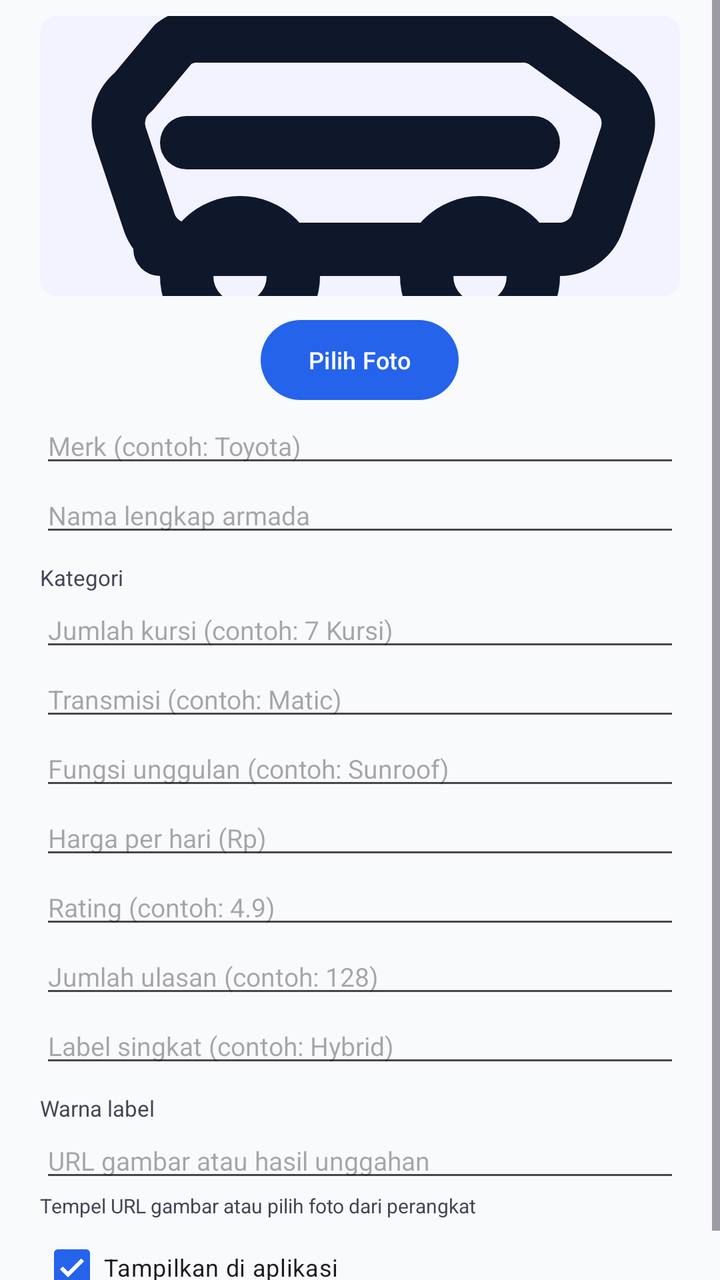
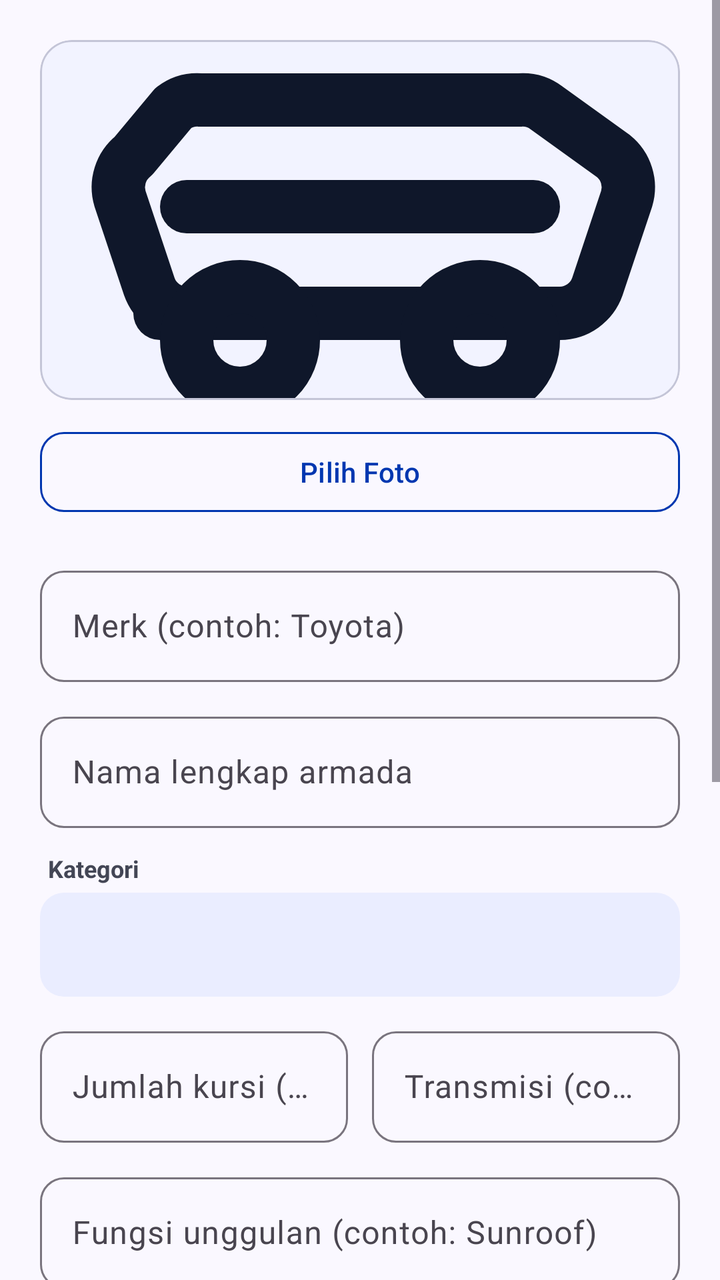

Two renders of the same Android screen: before a commit and after it. Below are the layout's source before the change and the commit's diff.
<!-- AndroidManifest.xml: application theme Theme.Otwin -->
<!-- res/layout/dialog_vehicle.xml -->
<?xml version="1.0" encoding="utf-8"?>
<ScrollView xmlns:android="http://schemas.android.com/apk/res/android"
    android:layout_width="match_parent"
    android:layout_height="wrap_content"
    android:fillViewport="true">

    <LinearLayout
        android:layout_width="match_parent"
        android:layout_height="wrap_content"
        android:orientation="vertical"
        android:paddingStart="20dp"
        android:paddingTop="8dp"
        android:paddingEnd="20dp"
        android:paddingBottom="8dp">

        <ImageView
            android:id="@+id/imgVehiclePreview"
            android:layout_width="match_parent"
            android:layout_height="140dp"
            android:background="@drawable/bg_home_image_placeholder"
            android:contentDescription="@string/admin_field_image_url"
            android:scaleType="centerCrop"
            android:src="@drawable/ic_car" />

        <Button
            android:id="@+id/btnPickImage"
            android:layout_width="wrap_content"
            android:layout_height="wrap_content"
            android:layout_gravity="center_horizontal"
            android:layout_marginTop="8dp"
            android:text="@string/admin_image_pick"
            android:textSize="12sp" />

        <EditText
            android:id="@+id/txtVehicleBrand"
            android:layout_width="match_parent"
            android:layout_height="wrap_content"
            android:hint="@string/admin_field_brand"
            android:inputType="text"
            android:textSize="13sp" />

        <EditText
            android:id="@+id/txtVehicleName"
            android:layout_width="match_parent"
            android:layout_height="wrap_content"
            android:hint="@string/admin_field_name"
            android:inputType="text"
            android:textSize="13sp" />

        <TextView
            android:layout_width="match_parent"
            android:layout_height="wrap_content"
            android:layout_marginTop="8dp"
            android:text="@string/admin_field_category"
            android:textColor="@color/home_on_surface_variant"
            android:textSize="11sp" />

        <Spinner
            android:id="@+id/spinnerCategory"
            android:layout_width="match_parent"
            android:layout_height="wrap_content"
            android:background="@drawable/bg_home_container" />

        <EditText
            android:id="@+id/txtVehicleSeats"
            android:layout_width="match_parent"
            android:layout_height="wrap_content"
            android:hint="@string/admin_field_seats"
            android:inputType="text"
            android:textSize="13sp" />

        <EditText
            android:id="@+id/txtVehicleTransmission"
            android:layout_width="match_parent"
            android:layout_height="wrap_content"
            android:hint="@string/admin_field_transmission"
            android:inputType="text"
            android:textSize="13sp" />

        <EditText
            android:id="@+id/txtVehicleFeature"
            android:layout_width="match_parent"
            android:layout_height="wrap_content"
            android:hint="@string/admin_field_feature"
            android:inputType="text"
            android:textSize="13sp" />

        <EditText
            android:id="@+id/txtVehiclePrice"
            android:layout_width="match_parent"
            android:layout_height="wrap_content"
            android:hint="@string/admin_field_price"
            android:inputType="number"
            android:textSize="13sp" />

        <EditText
            android:id="@+id/txtVehicleRating"
            android:layout_width="match_parent"
            android:layout_height="wrap_content"
            android:hint="@string/admin_field_rating"
            android:inputType="numberDecimal"
            android:textSize="13sp" />

        <EditText
            android:id="@+id/txtVehicleReviews"
            android:layout_width="match_parent"
            android:layout_height="wrap_content"
            android:hint="@string/admin_field_reviews"
            android:inputType="number"
            android:textSize="13sp" />

        <EditText
            android:id="@+id/txtVehicleBadge"
            android:layout_width="match_parent"
            android:layout_height="wrap_content"
            android:hint="@string/admin_field_badge"
            android:inputType="text"
            android:textSize="13sp" />

        <TextView
            android:layout_width="match_parent"
            android:layout_height="wrap_content"
            android:layout_marginTop="8dp"
            android:text="@string/admin_field_badge_type"
            android:textColor="@color/home_on_surface_variant"
            android:textSize="11sp" />

        <Spinner
            android:id="@+id/spinnerBadgeType"
            android:layout_width="match_parent"
            android:layout_height="wrap_content"
            android:background="@drawable/bg_home_container" />

        <EditText
            android:id="@+id/txtVehicleImageUrl"
            android:layout_width="match_parent"
            android:layout_height="wrap_content"
            android:hint="@string/admin_field_image_url"
            android:inputType="textUri"
            android:textSize="13sp" />

        <TextView
            android:layout_width="match_parent"
            android:layout_height="wrap_content"
            android:text="@string/admin_image_hint"
            android:textColor="@color/home_on_surface_variant"
            android:textSize="10sp" />

        <CheckBox
            android:id="@+id/chkVehicleActive"
            android:layout_width="match_parent"
            android:layout_height="wrap_content"
            android:checked="true"
            android:text="@string/admin_field_active"
            android:textSize="12sp" />
    </LinearLayout>
</ScrollView>
<!-- resources referenced by this layout -->
<resources>
  <color name="home_on_surface_variant">#434655</color>
  <!-- drawable bg_home_container (drawable) -->
  <?xml version="1.0" encoding="utf-8"?>
  <shape xmlns:android="http://schemas.android.com/apk/res/android" android:shape="rectangle">
      <solid android:color="#FFEAEDFF" />
      <corners android:radius="12dp" />
  </shape>
  <!-- drawable bg_home_image_placeholder (drawable) -->
  <?xml version="1.0" encoding="utf-8"?>
  <shape xmlns:android="http://schemas.android.com/apk/res/android" android:shape="rectangle">
      <solid android:color="#FFF2F3FF" />
      <corners android:radius="8dp" />
  </shape>
  <!-- drawable ic_car (drawable) -->
  <?xml version="1.0" encoding="utf-8"?>
  <vector xmlns:android="http://schemas.android.com/apk/res/android" android:width="24dp" android:height="24dp" android:viewportWidth="24" android:viewportHeight="24">
      <path android:fillColor="@android:color/transparent" android:pathData="M4.5 15.5h15a1.5 1.5 0 0 0 1.4-1l1.1-3.3a1.5 1.5 0 0 0-0.5-1.6L19 7.8A1.5 1.5 0 0 0 18 7.5H6a1.5 1.5 0 0 0-1 0.3L3.5 9.6a1.5 1.5 0 0 0-0.5 1.6l1.1 3.3a1.5 1.5 0 0 0 1.4 1z" android:strokeColor="@color/dark_navy" android:strokeWidth="2" android:strokeLineCap="round" android:strokeLineJoin="round" />
      <path android:fillColor="@android:color/transparent" android:pathData="M5.5 11.5h13" android:strokeColor="@color/dark_navy" android:strokeWidth="2" android:strokeLineCap="round" android:strokeLineJoin="round" />
      <path android:fillColor="@android:color/transparent" android:pathData="M5.5 16.5a2 2 0 1 0 4 0a2 2 0 0 0 -4 0z" android:strokeColor="@color/dark_navy" android:strokeWidth="2" android:strokeLineCap="round" android:strokeLineJoin="round" />
      <path android:fillColor="@android:color/transparent" android:pathData="M14.5 16.5a2 2 0 1 0 4 0a2 2 0 0 0 -4 0z" android:strokeColor="@color/dark_navy" android:strokeWidth="2" android:strokeLineCap="round" android:strokeLineJoin="round" />
  </vector>
  <string name="admin_field_active">Tampilkan di aplikasi</string>
  <string name="admin_field_badge">Label singkat (contoh: Hybrid)</string>
  <string name="admin_field_badge_type">Warna label</string>
  <string name="admin_field_brand">Merk (contoh: Toyota)</string>
  <string name="admin_field_category">Kategori</string>
  <string name="admin_field_feature">Fungsi unggulan (contoh: Sunroof)</string>
  <string name="admin_field_image_url">URL gambar atau hasil unggahan</string>
  <string name="admin_field_name">Nama lengkap armada</string>
  <string name="admin_field_price">Harga per hari (Rp)</string>
  <string name="admin_field_rating">Rating (contoh: 4.9)</string>
  <string name="admin_field_reviews">Jumlah ulasan (contoh: 128)</string>
  <string name="admin_field_seats">Jumlah kursi (contoh: 7 Kursi)</string>
  <string name="admin_field_transmission">Transmisi (contoh: Matic)</string>
  <string name="admin_image_hint">Tempel URL gambar atau pilih foto dari perangkat</string>
  <string name="admin_image_pick">Pilih Foto</string>
  <style name="Theme.Otwin" parent="Theme.Material3.Light.NoActionBar">
          <item name="colorPrimary">@color/primary</item>
          <item name="colorOnPrimary">@color/white</item>
          <item name="colorSecondary">@color/secondary_green</item>
          <item name="colorOnSecondary">@color/white</item>
          <item name="colorSurface">@color/white</item>
          <item name="colorOnSurface">@color/dark_navy</item>
          <item name="android:windowBackground">@color/background_gray</item>
          <item name="android:statusBarColor">@color/deep_blue</item>
      </style>
  <color name="dark_navy">#0F172A</color>
  <color name="primary">#2563EB</color>
  <color name="white">#FFFFFF</color>
  <color name="secondary_green">#22C55E</color>
  <color name="background_gray">#F8FAFC</color>
  <color name="deep_blue">#1D4ED8</color>
</resources>

<!-- the commit's change to res/layout/dialog_vehicle.xml (unified diff, before → after) -->
@@ -1,157 +1,352 @@
 <?xml version="1.0" encoding="utf-8"?>
 <ScrollView xmlns:android="http://schemas.android.com/apk/res/android"
+    xmlns:app="http://schemas.android.com/apk/res-auto"
     android:layout_width="match_parent"
     android:layout_height="wrap_content"
+    android:background="@color/home_background"
     android:fillViewport="true">
 
     <LinearLayout
         android:layout_width="match_parent"
         android:layout_height="wrap_content"
         android:orientation="vertical"
-        android:paddingStart="20dp"
-        android:paddingTop="8dp"
-        android:paddingEnd="20dp"
-        android:paddingBottom="8dp">
-
-        <ImageView
-            android:id="@+id/imgVehiclePreview"
-            android:layout_width="match_parent"
-            android:layout_height="140dp"
-            android:background="@drawable/bg_home_image_placeholder"
-            android:contentDescription="@string/admin_field_image_url"
-            android:scaleType="centerCrop"
-            android:src="@drawable/ic_car" />
-
-        <Button
+        android:padding="20dp">
+
+        
+        <com.google.android.material.card.MaterialCardView
+            android:layout_width="match_parent"
+            android:layout_height="180dp"
+            android:layout_marginBottom="12dp"
+            app:cardBackgroundColor="@color/home_surface_low"
+            app:cardCornerRadius="16dp"
+            app:cardElevation="0dp"
+            app:strokeColor="@color/home_outline_variant"
+            app:strokeWidth="1dp">
+
+            <ImageView
+                android:id="@+id/imgVehiclePreview"
+                android:layout_width="match_parent"
+                android:layout_height="match_parent"
+                android:contentDescription="@string/admin_field_image_url"
+                android:scaleType="centerCrop"
+                android:src="@drawable/ic_car" />
+        </com.google.android.material.card.MaterialCardView>
+
+        
+        <com.google.android.material.button.MaterialButton
+            style="@style/Widget.Material3.Button.OutlinedButton"
             android:id="@+id/btnPickImage"
-            android:layout_width="wrap_content"
-            android:layout_height="wrap_content"
-            android:layout_gravity="center_horizontal"
-            android:layout_marginTop="8dp"
+            android:layout_width="match_parent"
+            android:layout_height="48dp"
+            android:layout_marginBottom="20dp"
             android:text="@string/admin_image_pick"
-            android:textSize="12sp" />
-
-        <EditText
-            android:id="@+id/txtVehicleBrand"
-            android:layout_width="match_parent"
-            android:layout_height="wrap_content"
+            android:textColor="@color/home_primary"
+            app:cornerRadius="12dp"
+            app:strokeColor="@color/home_primary" />
+
+        
+        <com.google.android.material.textfield.TextInputLayout
+            style="@style/Widget.Material3.TextInputLayout.OutlinedBox"
+            android:layout_width="match_parent"
+            android:layout_height="wrap_content"
+            android:layout_marginBottom="12dp"
             android:hint="@string/admin_field_brand"
-            android:inputType="text"
-            android:textSize="13sp" />
-
-        <EditText
-            android:id="@+id/txtVehicleName"
-            android:layout_width="match_parent"
-            android:layout_height="wrap_content"
+            app:boxCornerRadiusBottomEnd="12dp"
+            app:boxCornerRadiusBottomStart="12dp"
+            app:boxCornerRadiusTopEnd="12dp"
+            app:boxCornerRadiusTopStart="12dp">
+
+            <com.google.android.material.textfield.TextInputEditText
+                android:id="@+id/txtVehicleBrand"
+                android:layout_width="match_parent"
+                android:layout_height="wrap_content"
+                android:inputType="text"
+                android:maxLines="1" />
+        </com.google.android.material.textfield.TextInputLayout>
+
+        
+        <com.google.android.material.textfield.TextInputLayout
+            style="@style/Widget.Material3.TextInputLayout.OutlinedBox"
+            android:layout_width="match_parent"
+            android:layout_height="wrap_content"
+            android:layout_marginBottom="12dp"
             android:hint="@string/admin_field_name"
-            android:inputType="text"
-            android:textSize="13sp" />
-
-        <TextView
-            android:layout_width="match_parent"
-            android:layout_height="wrap_content"
-            android:layout_marginTop="8dp"
-            android:text="@string/admin_field_category"
-            android:textColor="@color/home_on_surface_variant"
-            android:textSize="11sp" />
-
-        <Spinner
-            android:id="@+id/spinnerCategory"
-            android:layout_width="match_parent"
-            android:layout_height="wrap_content"
-            android:background="@drawable/bg_home_container" />
-
-        <EditText
-            android:id="@+id/txtVehicleSeats"
-            android:layout_width="match_parent"
-            android:layout_height="wrap_content"
-            android:hint="@string/admin_field_seats"
-            android:inputType="text"
-            android:textSize="13sp" />
-
-        <EditText
-            android:id="@+id/txtVehicleTransmission"
-            android:layout_width="match_parent"
-            android:layout_height="wrap_content"
-            android:hint="@string/admin_field_transmission"
-            android:inputType="text"
-            android:textSize="13sp" />
-
-        <EditText
-            android:id="@+id/txtVehicleFeature"
-            android:layout_width="match_parent"
-            android:layout_height="wrap_content"
+            app:boxCornerRadiusBottomEnd="12dp"
+            app:boxCornerRadiusBottomStart="12dp"
+            app:boxCornerRadiusTopEnd="12dp"
+            app:boxCornerRadiusTopStart="12dp">
+
+            <com.google.android.material.textfield.TextInputEditText
+                android:id="@+id/txtVehicleName"
+                android:layout_width="match_parent"
+                android:layout_height="wrap_content"
+                android:inputType="text"
+                android:maxLines="1" />
+        </com.google.android.material.textfield.TextInputLayout>
+
+        
+        <LinearLayout
+            android:layout_width="match_parent"
+            android:layout_height="wrap_content"
+            android:layout_marginBottom="12dp"
+            android:orientation="vertical">
+
+            <TextView
+                android:layout_width="wrap_content"
+                android:layout_height="wrap_content"
+                android:layout_marginStart="4dp"
+                android:layout_marginBottom="4dp"
+                android:text="@string/admin_field_category"
+                android:textColor="@color/home_on_surface_variant"
+                android:textSize="12sp"
+                android:textStyle="bold" />
+
+            <FrameLayout
+                android:layout_width="match_parent"
+                android:layout_height="52dp"
+                android:background="@drawable/bg_home_container"
+                android:paddingStart="12dp"
+                android:paddingEnd="12dp">
+
+                <Spinner
+                    android:id="@+id/spinnerCategory"
+                    android:layout_width="match_parent"
+                    android:layout_height="match_parent"
+                    android:background="@android:color/transparent" />
+            </FrameLayout>
+        </LinearLayout>
+
+        
+        <LinearLayout
+            android:layout_width="match_parent"
+            android:layout_height="wrap_content"
+            android:layout_marginBottom="12dp"
+            android:baselineAligned="false"
+            android:orientation="horizontal">
+
+            <com.google.android.material.textfield.TextInputLayout
+                style="@style/Widget.Material3.TextInputLayout.OutlinedBox"
+                android:layout_width="0dp"
+                android:layout_height="wrap_content"
+                android:layout_marginEnd="6dp"
+                android:layout_weight="1"
+                android:hint="@string/admin_field_seats"
+                app:boxCornerRadiusBottomEnd="12dp"
+                app:boxCornerRadiusBottomStart="12dp"
+                app:boxCornerRadiusTopEnd="12dp"
+                app:boxCornerRadiusTopStart="12dp">
+
+                <com.google.android.material.textfield.TextInputEditText
+                    android:id="@+id/txtVehicleSeats"
+                    android:layout_width="match_parent"
+                    android:layout_height="wrap_content"
+                    android:inputType="text"
+                    android:maxLines="1" />
+            </com.google.android.material.textfield.TextInputLayout>
+
+            <com.google.android.material.textfield.TextInputLayout
+                style="@style/Widget.Material3.TextInputLayout.OutlinedBox"
+                android:layout_width="0dp"
+                android:layout_height="wrap_content"
+                android:layout_marginStart="6dp"
+                android:layout_weight="1"
+                android:hint="@string/admin_field_transmission"
+                app:boxCornerRadiusBottomEnd="12dp"
+                app:boxCornerRadiusBottomStart="12dp"
+                app:boxCornerRadiusTopEnd="12dp"
+                app:boxCornerRadiusTopStart="12dp">
+
+                <com.google.android.material.textfield.TextInputEditText
+                    android:id="@+id/txtVehicleTransmission"
+                    android:layout_width="match_parent"
+                    android:layout_height="wrap_content"
+                    android:inputType="text"
+                    android:maxLines="1" />
+            </com.google.android.material.textfield.TextInputLayout>
+        </LinearLayout>
+
+        
+        <com.google.android.material.textfield.TextInputLayout
+            style="@style/Widget.Material3.TextInputLayout.OutlinedBox"
+            android:layout_width="match_parent"
+            android:layout_height="wrap_content"
+            android:layout_marginBottom="12dp"
             android:hint="@string/admin_field_feature"
-            android:inputType="text"
-            android:textSize="13sp" />
-
-        <EditText
-            android:id="@+id/txtVehiclePrice"
-            android:layout_width="match_parent"
-            android:layout_height="wrap_content"
+            app:boxCornerRadiusBottomEnd="12dp"
+            app:boxCornerRadiusBottomStart="12dp"
+            app:boxCornerRadiusTopEnd="12dp"
+            app:boxCornerRadiusTopStart="12dp">
+
+            <com.google.android.material.textfield.TextInputEditText
+                android:id="@+id/txtVehicleFeature"
+                android:layout_width="match_parent"
+                android:layout_height="wrap_content"
+                android:inputType="text"
+                android:maxLines="1" />
+        </com.google.android.material.textfield.TextInputLayout>
+
+        
+        <com.google.android.material.textfield.TextInputLayout
+            style="@style/Widget.Material3.TextInputLayout.OutlinedBox"
+            android:layout_width="match_parent"
+            android:layout_height="wrap_content"
+            android:layout_marginBottom="12dp"
             android:hint="@string/admin_field_price"
-            android:inputType="number"
-            android:textSize="13sp" />
-
-        <EditText
-            android:id="@+id/txtVehicleRating"
-            android:layout_width="match_parent"
-            android:layout_height="wrap_content"
-            android:hint="@string/admin_field_rating"
-            android:inputType="numberDecimal"
-            android:textSize="13sp" />
-
-        <EditText
-            android:id="@+id/txtVehicleReviews"
-            android:layout_width="match_parent"
-            android:layout_height="wrap_content"
-            android:hint="@string/admin_field_reviews"
-            android:inputType="number"
-            android:textSize="13sp" />
-
-        <EditText
-            android:id="@+id/txtVehicleBadge"
-            android:layout_width="match_parent"
-            android:layout_height="wrap_content"
-            android:hint="@string/admin_field_badge"
-            android:inputType="text"
-            android:textSize="13sp" />
-
-        <TextView
-            android:layout_width="match_parent"
-            android:layout_height="wrap_content"
-            android:layout_marginTop="8dp"
-            android:text="@string/admin_field_badge_type"
-            android:textColor="@color/home_on_surface_variant"
-            android:textSize="11sp" />
-
-        <Spinner
-            android:id="@+id/spinnerBadgeType"
-            android:layout_width="match_parent"
-            android:layout_height="wrap_content"
-            android:background="@drawable/bg_home_container" />
-
-        <EditText
-            android:id="@+id/txtVehicleImageUrl"
-            android:layout_width="match_parent"
-            android:layout_height="wrap_content"
+            app:boxCornerRadiusBottomEnd="12dp"
+            app:boxCornerRadiusBottomStart="12dp"
+            app:boxCornerRadiusTopEnd="12dp"
+            app:boxCornerRadiusTopStart="12dp"
+            app:prefixText="Rp ">
+
+            <com.google.android.material.textfield.TextInputEditText
+                android:id="@+id/txtVehiclePrice"
+                android:layout_width="match_parent"
+                android:layout_height="wrap_content"
+                android:inputType="number"
+                android:maxLines="1" />
+        </com.google.android.material.textfield.TextInputLayout>
+
+        
+        <LinearLayout
+            android:layout_width="match_parent"
+            android:layout_height="wrap_content"
+            android:layout_marginBottom="12dp"
+            android:baselineAligned="false"
+            android:orientation="horizontal">
+
+            <com.google.android.material.textfield.TextInputLayout
+                style="@style/Widget.Material3.TextInputLayout.OutlinedBox"
+                android:layout_width="0dp"
+                android:layout_height="wrap_content"
+                android:layout_marginEnd="6dp"
+                android:layout_weight="1"
+                android:hint="@string/admin_field_rating"
+                app:boxCornerRadiusBottomEnd="12dp"
+                app:boxCornerRadiusBottomStart="12dp"
+                app:boxCornerRadiusTopEnd="12dp"
+                app:boxCornerRadiusTopStart="12dp">
+
+                <com.google.android.material.textfield.TextInputEditText
+                    android:id="@+id/txtVehicleRating"
+                    android:layout_width="match_parent"
+                    android:layout_height="wrap_content"
+                    android:inputType="numberDecimal"
+                    android:maxLines="1" />
+            </com.google.android.material.textfield.TextInputLayout>
+
+            <com.google.android.material.textfield.TextInputLayout
+                style="@style/Widget.Material3.TextInputLayout.OutlinedBox"
+                android:layout_width="0dp"
+                android:layout_height="wrap_content"
+                android:layout_marginStart="6dp"
+                android:layout_weight="1"
+                android:hint="@string/admin_field_reviews"
+                app:boxCornerRadiusBottomEnd="12dp"
+                app:boxCornerRadiusBottomStart="12dp"
+                app:boxCornerRadiusTopEnd="12dp"
+                app:boxCornerRadiusTopStart="12dp">
+
+                <com.google.android.material.textfield.TextInputEditText
+                    android:id="@+id/txtVehicleReviews"
+                    android:layout_width="match_parent"
+                    android:layout_height="wrap_content"
+                    android:inputType="number"
+                    android:maxLines="1" />
+            </com.google.android.material.textfield.TextInputLayout>
+        </LinearLayout>
+
+        
+        <LinearLayout
+            android:layout_width="match_parent"
+            android:layout_height="wrap_content"
+            android:layout_marginBottom="12dp"
+            android:baselineAligned="false"
+            android:orientation="horizontal">
+
+            <com.google.android.material.textfield.TextInputLayout
+                style="@style/Widget.Material3.TextInputLayout.OutlinedBox"
+                android:layout_width="0dp"
+                android:layout_height="wrap_content"
+                android:layout_marginEnd="6dp"
+                android:layout_weight="1"
+                android:hint="@string/admin_field_badge"
+                app:boxCornerRadiusBottomEnd="12dp"
+                app:boxCornerRadiusBottomStart="12dp"
+                app:boxCornerRadiusTopEnd="12dp"
+                app:boxCornerRadiusTopStart="12dp">
+
+                <com.google.android.material.textfield.TextInputEditText
+                    android:id="@+id/txtVehicleBadge"
+                    android:layout_width="match_parent"
+                    android:layout_height="wrap_content"
+                    android:inputType="text"
+                    android:maxLines="1" />
+            </com.google.android.material.textfield.TextInputLayout>
+
+            <LinearLayout
+                android:layout_width="0dp"
+                android:layout_height="wrap_content"
+                android:layout_marginStart="6dp"
+                android:layout_weight="1"
+                android:orientation="vertical">
+
+                <TextView
+                    android:layout_width="wrap_content"
+                    android:layout_height="wrap_content"
+                    android:layout_marginStart="4dp"
+                    android:layout_marginBottom="4dp"
+                    android:text="@string/admin_field_badge_type"
+                    android:textColor="@color/home_on_surface_variant"
+                    android:textSize="12sp"
+                    android:textStyle="bold" />
+
+                <FrameLayout
+                    android:layout_width="match_parent"
+                    android:layout_height="52dp"
+                    android:background="@drawable/bg_home_container"
+                    android:paddingStart="12dp"
+                    android:paddingEnd="12dp">
+
+                    <Spinner
+                        android:id="@+id/spinnerBadgeType"
+                        android:layout_width="match_parent"
+                        android:layout_height="match_parent"
+                        android:background="@android:color/transparent" />
+                </FrameLayout>
+            </LinearLayout>
+        </LinearLayout>
+
+        
+        <com.google.android.material.textfield.TextInputLayout
+            style="@style/Widget.Material3.TextInputLayout.OutlinedBox"
+            android:layout_width="match_parent"
+            android:layout_height="wrap_content"
+            android:layout_marginBottom="4dp"
             android:hint="@string/admin_field_image_url"
-            android:inputType="textUri"
-            android:textSize="13sp" />
-
-        <TextView
-            android:layout_width="match_parent"
-            android:layout_height="wrap_content"
-            android:text="@string/admin_image_hint"
-            android:textColor="@color/home_on_surface_variant"
-            android:textSize="10sp" />
-
+            app:boxCornerRadiusBottomEnd="12dp"
+            app:boxCornerRadiusBottomStart="12dp"
+            app:boxCornerRadiusTopEnd="12dp"
+            app:boxCornerRadiusTopStart="12dp"
+            app:helperText="@string/admin_image_hint">
+
+            <com.google.android.material.textfield.TextInputEditText
+                android:id="@+id/txtVehicleImageUrl"
+                android:layout_width="match_parent"
+                android:layout_height="wrap_content"
+                android:inputType="textUri"
+                android:maxLines="1" />
+        </com.google.android.material.textfield.TextInputLayout>
+
+        
         <CheckBox
             android:id="@+id/chkVehicleActive"
             android:layout_width="match_parent"
             android:layout_height="wrap_content"
+            android:layout_marginTop="8dp"
             android:checked="true"
             android:text="@string/admin_field_active"
-            android:textSize="12sp" />
+            android:textColor="@color/home_on_surface"
+            android:textSize="14sp" />
+
     </LinearLayout>
 </ScrollView>
<!-- resource entries referenced after the edit -->
@@ -1,17 +1,16 @@
 <!-- resources referenced by this layout -->
 <resources>
+  <color name="home_background">#FAF8FF</color>
+  <color name="home_on_surface">#131B2E</color>
   <color name="home_on_surface_variant">#434655</color>
+  <color name="home_outline_variant">#C4C5D7</color>
+  <color name="home_primary">#0037B0</color>
+  <color name="home_surface_low">#F2F3FF</color>
   <!-- drawable bg_home_container (drawable) -->
   <?xml version="1.0" encoding="utf-8"?>
   <shape xmlns:android="http://schemas.android.com/apk/res/android" android:shape="rectangle">
       <solid android:color="#FFEAEDFF" />
       <corners android:radius="12dp" />
-  </shape>
-  <!-- drawable bg_home_image_placeholder (drawable) -->
-  <?xml version="1.0" encoding="utf-8"?>
-  <shape xmlns:android="http://schemas.android.com/apk/res/android" android:shape="rectangle">
-      <solid android:color="#FFF2F3FF" />
-      <corners android:radius="8dp" />
   </shape>
   <!-- drawable ic_car (drawable) -->
   <?xml version="1.0" encoding="utf-8"?>
